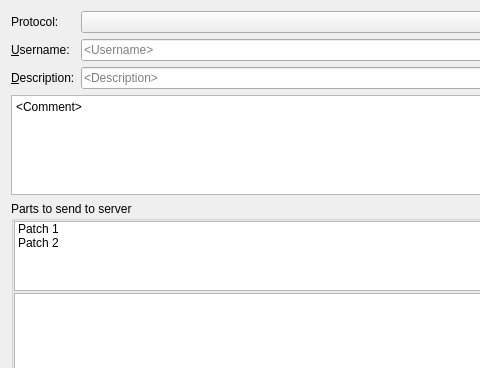
qt-creator/qt-creator, file src/plugins/cpaster/pasteview.ui: the form before one commit; both pictures show x 0 to 480 and y 0 to 368 of the 600 by 500 pixel window.
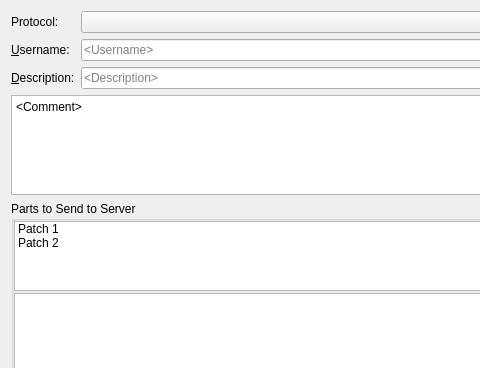
The form after the commit. Custom widgets are drawn as their Qt base class.

The edit to the form file:
```diff
--- a/src/plugins/cpaster/pasteview.ui
+++ b/src/plugins/cpaster/pasteview.ui
@@ -97,7 +97,7 @@
       </sizepolicy>
      </property>
      <property name="title">
-      <string>Parts to send to server</string>
+      <string>Parts to Send to Server</string>
      </property>
      <property name="flat">
       <bool>true</bool>
```
